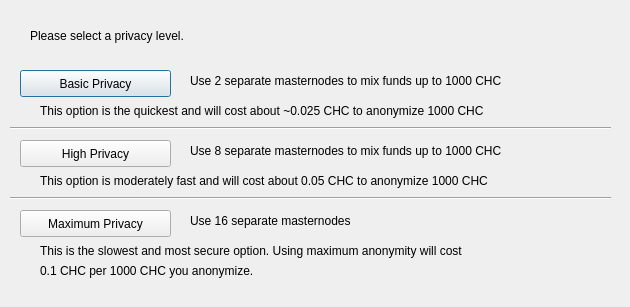
Qt form src/qt/forms/coinjoinconfig.ui (DreamShokk/bagicoin) before a commit.
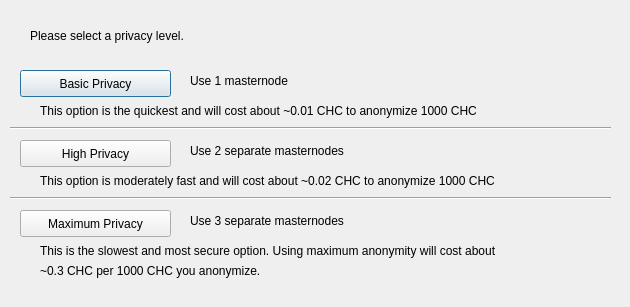
The same form after that commit.

Patch:
```diff
--- a/src/qt/forms/coinjoinconfig.ui
+++ b/src/qt/forms/coinjoinconfig.ui
@@ -75,7 +75,7 @@
     </rect>
    </property>
    <property name="text">
-    <string>Use 2 separate masternodes to mix funds up to 1000 CHC</string>
+    <string>Use 1 masternode</string>
    </property>
   </widget>
   <widget class="QLabel" name="label_3">
@@ -88,7 +88,7 @@
     </rect>
    </property>
    <property name="text">
-    <string>Use 8 separate masternodes to mix funds up to 1000 CHC</string>
+    <string>Use 2 separate masternodes</string>
    </property>
   </widget>
   <widget class="QLabel" name="label_4">
@@ -101,7 +101,7 @@
     </rect>
    </property>
    <property name="text">
-    <string>Use 16 separate masternodes</string>
+    <string>Use 3 separate masternodes</string>
    </property>
   </widget>
   <widget class="QLabel" name="label_6">
@@ -114,7 +114,7 @@
     </rect>
    </property>
    <property name="text">
-    <string>This option is the quickest and will cost about ~0.025 CHC to anonymize 1000 CHC</string>
+    <string>This option is the quickest and will cost about ~0.01 CHC to anonymize 1000 CHC</string>
    </property>
   </widget>
   <widget class="QLabel" name="label_7">
@@ -127,7 +127,7 @@
     </rect>
    </property>
    <property name="text">
-    <string>This option is moderately fast and will cost about 0.05 CHC to anonymize 1000 CHC</string>
+    <string>This option is moderately fast and will cost about ~0.02 CHC to anonymize 1000 CHC</string>
    </property>
   </widget>
   <widget class="QLabel" name="label_8">
@@ -140,7 +140,7 @@
     </rect>
    </property>
    <property name="text">
-    <string>This is the slowest and most secure option. Using maximum anonymity will cost</string>
+    <string>This is the slowest and most secure option. Using maximum anonymity will cost about</string>
    </property>
   </widget>
   <widget class="QLabel" name="label_9">
@@ -153,7 +153,7 @@
     </rect>
    </property>
    <property name="text">
-    <string>0.1 CHC per 1000 CHC you anonymize.</string>
+    <string>~0.3 CHC per 1000 CHC you anonymize.</string>
    </property>
   </widget>
   <widget class="Line" name="line">
```
